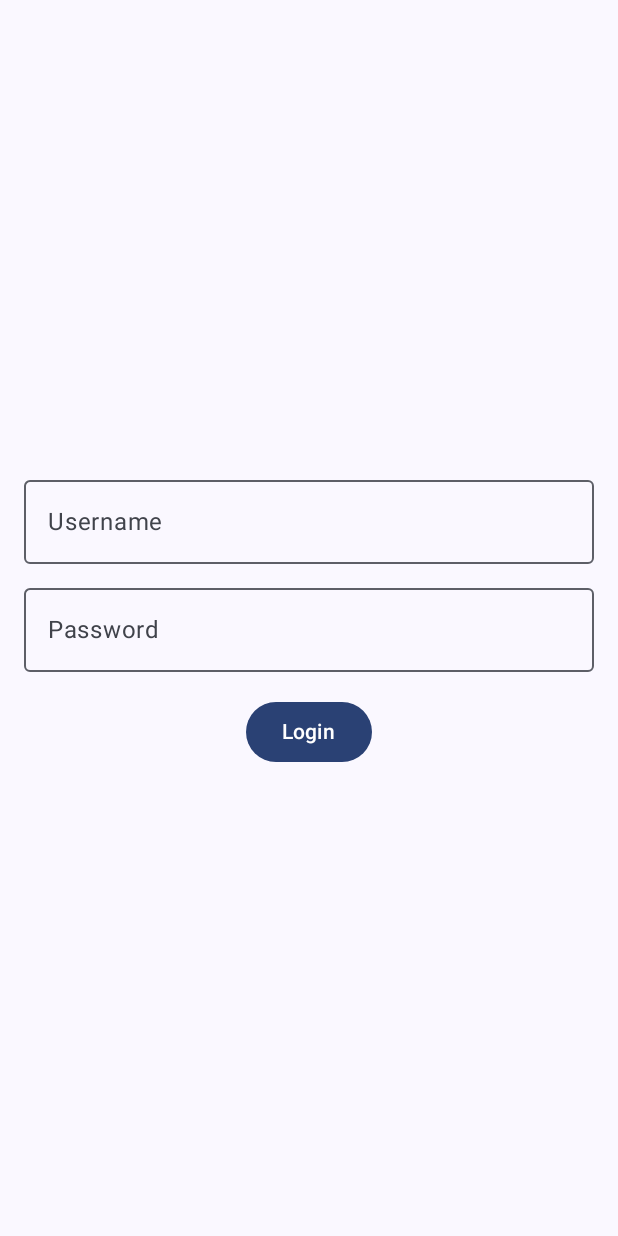
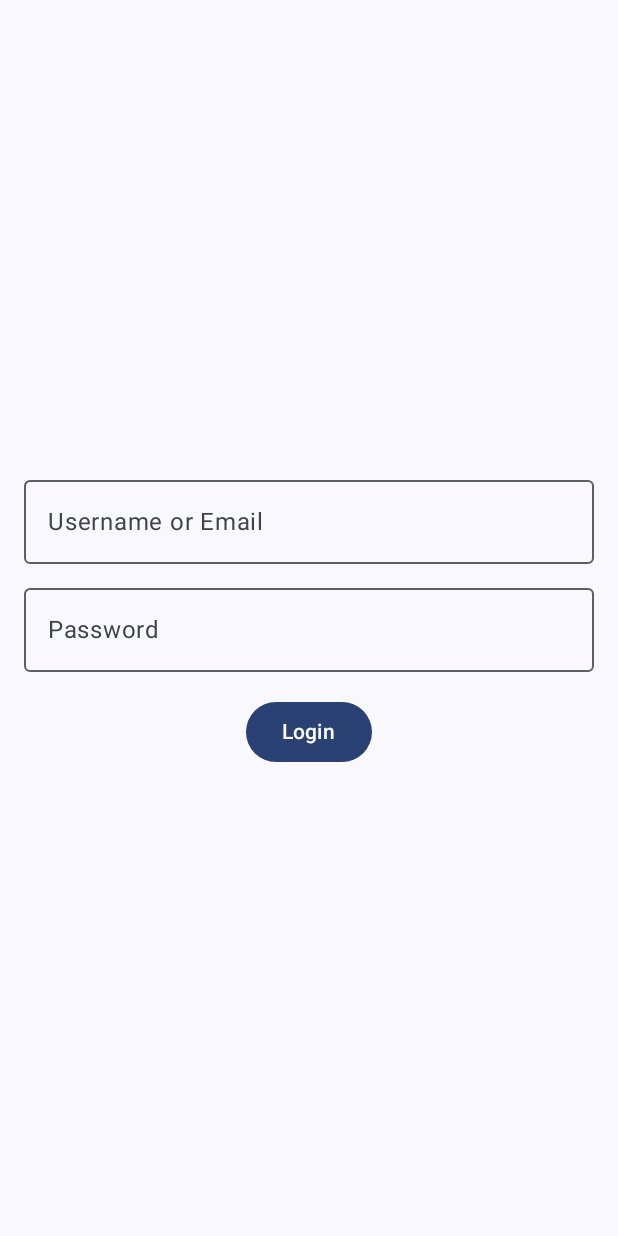
Before and after one commit to dawsonnash/BubbleFrontEnd, an Android app built with Jetpack Compose: the LoginPage screen opened directly, with no data from a screen before it, on a phone screen of 412 x 824 dp. Run offline under Robolectric (Android 15) with nearby library versions, the phone set to English and light mode, and no system bars.

```diff
--- a/app/src/main/java/com/example/bubblefrontend/LoginPage.kt
+++ b/app/src/main/java/com/example/bubblefrontend/LoginPage.kt
@@ -54,7 +54,7 @@ fun Login() {
         OutlinedTextField(
             value = username,
             onValueChange = { username = it },
-            label = { Text("Username") },
+            label = { Text("Username or Email") },
             keyboardOptions = KeyboardOptions(
                 keyboardType = KeyboardType.Text,
                 imeAction = ImeAction.Next
```
